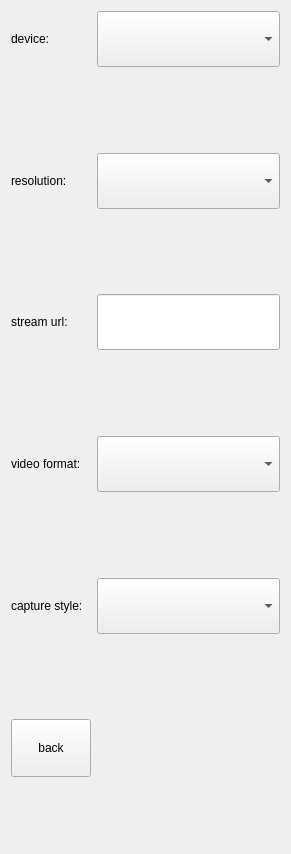
The window that setting.ui (WorldEditor50/qcamera) describes before a commit, drawn with Qt 5.
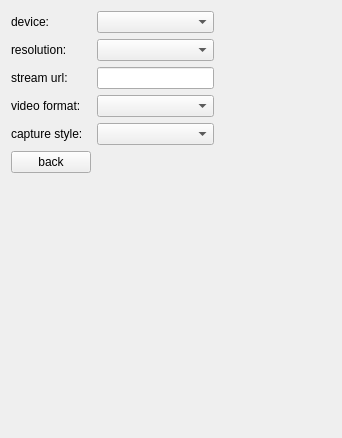
The same window after the commit.

Diff of the .ui file:
```diff
--- a/setting.ui
+++ b/setting.ui
@@ -6,47 +6,29 @@
    <rect>
     <x>0</x>
     <y>0</y>
-    <width>291</width>
-    <height>854</height>
+    <width>342</width>
+    <height>438</height>
    </rect>
   </property>
   <property name="windowTitle">
    <string>Form</string>
   </property>
   <property name="styleSheet">
-   <string notr="true">QWidget  {
-		min-height:50px;
-}</string>
+   <string notr="true"/>
   </property>
   <layout class="QGridLayout" name="gridLayout">
-   <property name="verticalSpacing">
-    <number>20</number>
-   </property>
    <item row="2" column="1">
-    <widget class="QComboBox" name="resComboBox">
+    <widget class="QLineEdit" name="streamUrlEdit">
      <property name="minimumSize">
       <size>
        <width>0</width>
-       <height>52</height>
+       <height>0</height>
       </size>
      </property>
     </widget>
    </item>
    <item row="6" column="0">
-    <widget class="QLabel" name="streamUrlLabel">
-     <property name="minimumSize">
-      <size>
-       <width>0</width>
-       <height>50</height>
-      </size>
-     </property>
-     <property name="text">
-      <string>stream url:</string>
-     </property>
-    </widget>
-   </item>
-   <item row="12" column="0">
-    <spacer name="verticalSpacer_2">
+    <spacer name="verticalSpacer">
      <property name="orientation">
       <enum>Qt::Vertical</enum>
      </property>
@@ -58,124 +40,72 @@
      </property>
     </spacer>
    </item>
-   <item row="11" column="1">
+   <item row="4" column="0">
+    <widget class="QLabel" name="captureStyleLabel">
+     <property name="text">
+      <string>capture style:</string>
+     </property>
+    </widget>
+   </item>
+   <item row="4" column="1">
     <widget class="QComboBox" name="styleComboBox"/>
    </item>
-   <item row="8" column="1">
-    <widget class="QComboBox" name="videoFormatComboBox"/>
-   </item>
-   <item row="3" column="0">
-    <spacer name="verticalSpacer_5">
-     <property name="orientation">
-      <enum>Qt::Vertical</enum>
-     </property>
-     <property name="sizeHint" stdset="0">
-      <size>
-       <width>20</width>
-       <height>40</height>
-      </size>
-     </property>
-    </spacer>
-   </item>
    <item row="0" column="1">
     <widget class="QComboBox" name="deviceComboBox">
      <property name="minimumSize">
       <size>
        <width>0</width>
-       <height>52</height>
+       <height>0</height>
       </size>
      </property>
     </widget>
    </item>
-   <item row="7" column="0">
-    <spacer name="verticalSpacer_4">
-     <property name="orientation">
-      <enum>Qt::Vertical</enum>
-     </property>
-     <property name="sizeHint" stdset="0">
+   <item row="2" column="0">
+    <widget class="QLabel" name="streamUrlLabel">
+     <property name="minimumSize">
       <size>
-       <width>20</width>
-       <height>40</height>
+       <width>0</width>
+       <height>0</height>
       </size>
      </property>
-    </spacer>
-   </item>
-   <item row="14" column="0">
-    <widget class="QPushButton" name="backBtn">
      <property name="text">
-      <string>back</string>
+      <string>stream url:</string>
      </property>
     </widget>
    </item>
-   <item row="8" column="0">
+   <item row="1" column="1">
+    <widget class="QComboBox" name="resComboBox">
+     <property name="minimumSize">
+      <size>
+       <width>0</width>
+       <height>0</height>
+      </size>
+     </property>
+    </widget>
+   </item>
+   <item row="3" column="0">
     <widget class="QLabel" name="videoFormatLabel">
      <property name="text">
       <string>video format:</string>
      </property>
     </widget>
    </item>
-   <item row="2" column="0">
-    <widget class="QLabel" name="resLabel">
-     <property name="minimumSize">
-      <size>
-       <width>0</width>
-       <height>50</height>
-      </size>
-     </property>
+   <item row="5" column="0">
+    <widget class="QPushButton" name="backBtn">
      <property name="text">
-      <string>resolution:</string>
+      <string>back</string>
      </property>
     </widget>
    </item>
-   <item row="6" column="1">
-    <widget class="QLineEdit" name="streamUrlEdit">
-     <property name="minimumSize">
-      <size>
-       <width>0</width>
-       <height>52</height>
-      </size>
-     </property>
-    </widget>
-   </item>
-   <item row="11" column="0">
-    <widget class="QLabel" name="captureStyleLabel">
-     <property name="text">
-      <string>capture style:</string>
-     </property>
-    </widget>
-   </item>
-   <item row="15" column="0">
-    <spacer name="verticalSpacer">
-     <property name="orientation">
-      <enum>Qt::Vertical</enum>
-     </property>
-     <property name="sizeHint" stdset="0">
-      <size>
-       <width>20</width>
-       <height>40</height>
-      </size>
-     </property>
-    </spacer>
-   </item>
-   <item row="10" column="0">
-    <spacer name="verticalSpacer_3">
-     <property name="orientation">
-      <enum>Qt::Vertical</enum>
-     </property>
-     <property name="sizeHint" stdset="0">
-      <size>
-       <width>20</width>
-       <height>40</height>
-      </size>
-     </property>
-    </spacer>
+   <item row="3" column="1">
+    <widget class="QComboBox" name="videoFormatComboBox"/>
    </item>
    <item row="0" column="0">
     <widget class="QLabel" name="deviceLabel">
      <property name="minimumSize">
       <size>
        <width>0</width>
-       <height>50</height>
+       <height>0</height>
       </size>
      </property>
      <property name="text">
@@ -184,14 +114,27 @@
     </widget>
    </item>
    <item row="1" column="0">
-    <spacer name="verticalSpacer_6">
+    <widget class="QLabel" name="resLabel">
+     <property name="minimumSize">
+      <size>
+       <width>0</width>
+       <height>0</height>
+      </size>
+     </property>
+     <property name="text">
+      <string>resolution:</string>
+     </property>
+    </widget>
+   </item>
+   <item row="1" column="2">
+    <spacer name="horizontalSpacer">
      <property name="orientation">
-      <enum>Qt::Vertical</enum>
+      <enum>Qt::Horizontal</enum>
      </property>
      <property name="sizeHint" stdset="0">
       <size>
-       <width>20</width>
-       <height>40</height>
+       <width>40</width>
+       <height>20</height>
       </size>
      </property>
     </spacer>
```
